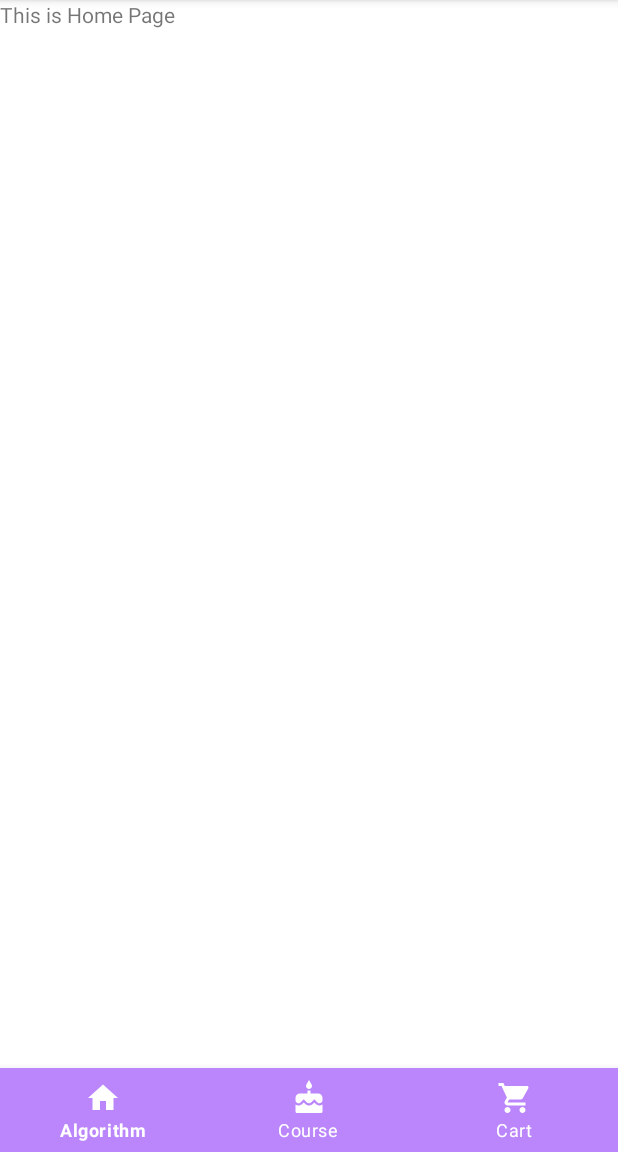
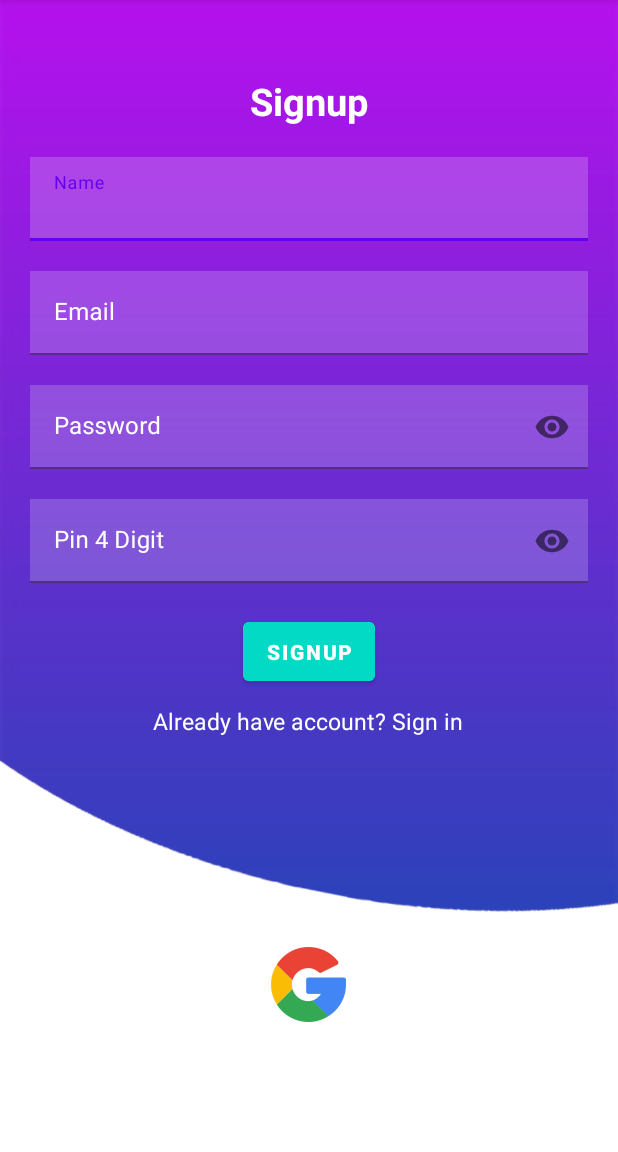
Before and after one commit to Piyush5527/CakeMgmtUser, an Android app: the screen it shows after launch (MainActivity before the commit, RegistrationPage after it), on a phone screen of 412 x 824 dp, the part 84-1236 px from its top. Run offline under Robolectric (Android 15) with nearby library versions, the phone set to English and light mode, and no system bars.

Commit message:
signup page design complete

```diff
--- a/app/build.gradle
+++ b/app/build.gradle
@@ -1,5 +1,6 @@
 plugins {
     id 'com.android.application'
+    id 'com.google.gms.google-services'
 }
 
 android {
@@ -34,6 +35,8 @@ dependencies {
     implementation 'com.google.android.material:material:1.7.0'
     implementation 'androidx.constraintlayout:constraintlayout:2.1.4'
     implementation 'com.google.android.material:material:1.8.0-alpha02'
+    implementation 'com.google.firebase:firebase-auth:21.0.8'
+    implementation 'com.google.firebase:firebase-firestore:24.4.0'
     testImplementation 'junit:junit:4.13.2'
     androidTestImplementation 'androidx.test.ext:junit:1.1.3'
     androidTestImplementation 'androidx.test.espresso:espresso-core:3.4.0'
--- a/app/src/main/AndroidManifest.xml
+++ b/app/src/main/AndroidManifest.xml
@@ -13,13 +13,21 @@
         android:theme="@style/Theme.CakesHopper"
         tools:targetApi="31">
         <activity
-            android:name=".MainActivity"
+            android:name=".RegistrationPage"
             android:exported="true">
             <intent-filter>
                 <action android:name="android.intent.action.MAIN" />
 
                 <category android:name="android.intent.category.LAUNCHER" />
             </intent-filter>
+            <meta-data
+                android:name="android.app.lib_name"
+                android:value="" />
+        </activity>
+        <activity
+            android:name=".MainActivity"
+            android:exported="true">
+
 
             <meta-data
                 android:name="android.app.lib_name"
--- a/app/src/main/java/com/example/cakeshopper/MainActivity.java
+++ b/app/src/main/java/com/example/cakeshopper/MainActivity.java
@@ -6,9 +6,10 @@ import androidx.fragment.app.Fragment;
 import android.os.Bundle;
 
 import com.google.android.material.bottomnavigation.BottomNavigationView;
+import com.google.firebase.firestore.FirebaseFirestore;
 
 public class MainActivity extends AppCompatActivity {
-
+    FirebaseFirestore db;
     @Override
     protected void onCreate(Bundle savedInstanceState) {
         super.onCreate(savedInstanceState);
@@ -21,6 +22,9 @@ public class MainActivity extends AppCompatActivity {
         // fragment should be shown to the user
         // in this case it is algorithm fragment
         getSupportFragmentManager().beginTransaction().replace(R.id.fragment_container, new Home()).commit();
+
+        db=FirebaseFirestore.getInstance();
+
     }
     private final BottomNavigationView.OnNavigationItemSelectedListener navListener = item -> {
         // By using switch we can easily get
--- /dev/null
+++ b/app/src/main/java/com/example/cakeshopper/RegistrationPage.java
@@ -0,0 +1,14 @@
+package com.example.cakeshopper;
+
+import androidx.appcompat.app.AppCompatActivity;
+
+import android.os.Bundle;
+
+public class RegistrationPage extends AppCompatActivity {
+
+    @Override
+    protected void onCreate(Bundle savedInstanceState) {
+        super.onCreate(savedInstanceState);
+        setContentView(R.layout.activity_registration_page);
+    }
+}
--- /dev/null
+++ b/app/src/main/res/drawable/round_corners.xml
@@ -0,0 +1,15 @@
+<?xml version="1.0" encoding="utf-8"?>
+<shape xmlns:android="http://schemas.android.com/apk/res/android">
+    <corners
+        android:bottomLeftRadius="25sp"
+        android:bottomRightRadius="25sp"
+        android:topLeftRadius="25sp"
+        android:topRightRadius="25sp">
+
+    </corners>
+    <gradient
+        android:startColor="#30ffffff"
+        android:endColor="#30ffffff">
+
+    </gradient>
+</shape>
--- /dev/null
+++ b/app/src/main/res/layout/activity_registration_page.xml
@@ -0,0 +1,120 @@
+<?xml version="1.0" encoding="utf-8"?>
+<androidx.constraintlayout.widget.ConstraintLayout xmlns:android="http://schemas.android.com/apk/res/android"
+    xmlns:app="http://schemas.android.com/apk/res-auto"
+    xmlns:tools="http://schemas.android.com/tools"
+    android:layout_width="match_parent"
+    android:layout_height="match_parent"
+    android:background="@mipmap/registerback"
+    tools:context=".RegistrationPage">
+
+    <LinearLayout
+        android:layout_width="match_parent"
+        android:layout_height="wrap_content"
+        android:gravity="center"
+        android:orientation="vertical"
+        android:padding="20sp"
+        app:layout_constraintEnd_toEndOf="parent"
+        app:layout_constraintStart_toStartOf="parent"
+        app:layout_constraintTop_toTopOf="parent">
+
+        <TextView
+            android:layout_width="wrap_content"
+            android:layout_height="wrap_content"
+            android:layout_marginTop="30sp"
+            android:text="Signup"
+            android:textColor="@color/white"
+            android:textSize="25sp"
+            android:textStyle="bold" />
+
+        <com.google.android.material.textfield.TextInputLayout
+            android:layout_width="match_parent"
+            android:layout_marginTop="20sp"
+            android:textColorHint="@color/white"
+
+            android:layout_height="wrap_content"
+            android:hint="Name">
+
+            <EditText
+                android:id="@+id/Name"
+                android:layout_width="match_parent"
+                android:layout_height="wrap_content"
+                android:background="#30ffffff"
+                android:textColor="@color/white"
+                tools:ignore="SpeakableTextPresentCheck,TouchTargetSizeCheck"
+                tools:layout_editor_absoluteX="0dp"
+                tools:layout_editor_absoluteY="307dp" />
+        </com.google.android.material.textfield.TextInputLayout>
+        <com.google.android.material.textfield.TextInputLayout
+            android:layout_width="match_parent"
+            android:layout_marginTop="20sp"
+            android:textColorHint="@color/white"
+            android:layout_height="wrap_content"
+            android:hint="Email">
+
+            <EditText
+                android:id="@+id/email"
+                android:layout_width="match_parent"
+                android:layout_height="wrap_content"
+                android:background="#30ffffff"
+                android:inputType="textEmailAddress"
+                android:textColor="@color/white"
+                tools:ignore="SpeakableTextPresentCheck,TouchTargetSizeCheck" />
+        </com.google.android.material.textfield.TextInputLayout>
+        <com.google.android.material.textfield.TextInputLayout
+            android:layout_width="match_parent"
+            android:layout_height="wrap_content"
+            android:hint="Password"
+            android:textColorHint="@color/white"
+            android:layout_marginTop="20sp"
+            app:passwordToggleEnabled="true">
+            <EditText
+                android:id="@+id/password"
+                android:layout_width="match_parent"
+                android:layout_height="wrap_content"
+                android:textColor="@color/white"
+                android:background="#30ffffff"
+                android:inputType="textPassword" />
+        </com.google.android.material.textfield.TextInputLayout>
+        <com.google.android.material.textfield.TextInputLayout
+            android:layout_width="match_parent"
+            android:layout_height="wrap_content"
+            android:textColorHint="@color/white"
+            android:layout_marginTop="20sp"
+            android:hint="Pin 4 Digit"
+            app:passwordToggleEnabled="true"
+            >
+
+            <EditText
+                android:id="@+id/pin4dig"
+                android:textColor="@color/white"
+                android:layout_width="match_parent"
+                android:layout_height="wrap_content"
+                android:background="#30ffffff"
+                android:inputType="numberPassword"
+                android:maxLength="4" />
+        </com.google.android.material.textfield.TextInputLayout>
+        <Button
+            android:layout_width="wrap_content"
+            android:layout_height="wrap_content"
+            android:text="Signup"
+            android:layout_marginTop="20sp"
+            android:textStyle="bold"
+            android:padding="10sp"
+            android:backgroundTint="@color/teal_200"
+            />
+        <TextView
+            android:layout_width="wrap_content"
+            android:layout_height="wrap_content"
+            android:id="@+id/signInPage"
+            android:textColor="@color/white"
+            android:textSize="15sp"
+            android:layout_marginTop="10sp"
+            android:text="@string/already_have_account_sign_in"/>
+    <ImageView
+        android:layout_width="50dp"
+        android:layout_height="50dp"
+        android:layout_marginTop="140sp"
+        android:src="@mipmap/google"/>
+    </LinearLayout>
+
+</androidx.constraintlayout.widget.ConstraintLayout>
--- a/app/src/main/res/values/strings.xml
+++ b/app/src/main/res/values/strings.xml
@@ -3,4 +3,5 @@
     <!-- TODO: Remove or change this placeholder text -->
     <string name="hello_blank_fragment">Hello blank fragment</string>
     <string name="this_is_home_page">This is Home Page</string>
+    <string name="already_have_account_sign_in">Already have account? Sign in</string>
 </resources>
--- a/build.gradle
+++ b/build.gradle
@@ -1,4 +1,8 @@
-// Top-level build file where you can add configuration options common to all sub-projects/modules.
+buildscript {
+    dependencies {
+        classpath 'com.google.gms:google-services:4.3.14'
+    }
+}// Top-level build file where you can add configuration options common to all sub-projects/modules.
 plugins {
     id 'com.android.application' version '7.3.1' apply false
     id 'com.android.library' version '7.3.1' apply false
```
Also changed, not shown: app/src/main/res/mipmap-mdpi/registerback.png (added), app/src/main/res/mipmap-xhdpi/google.png (added), 1 other file.
